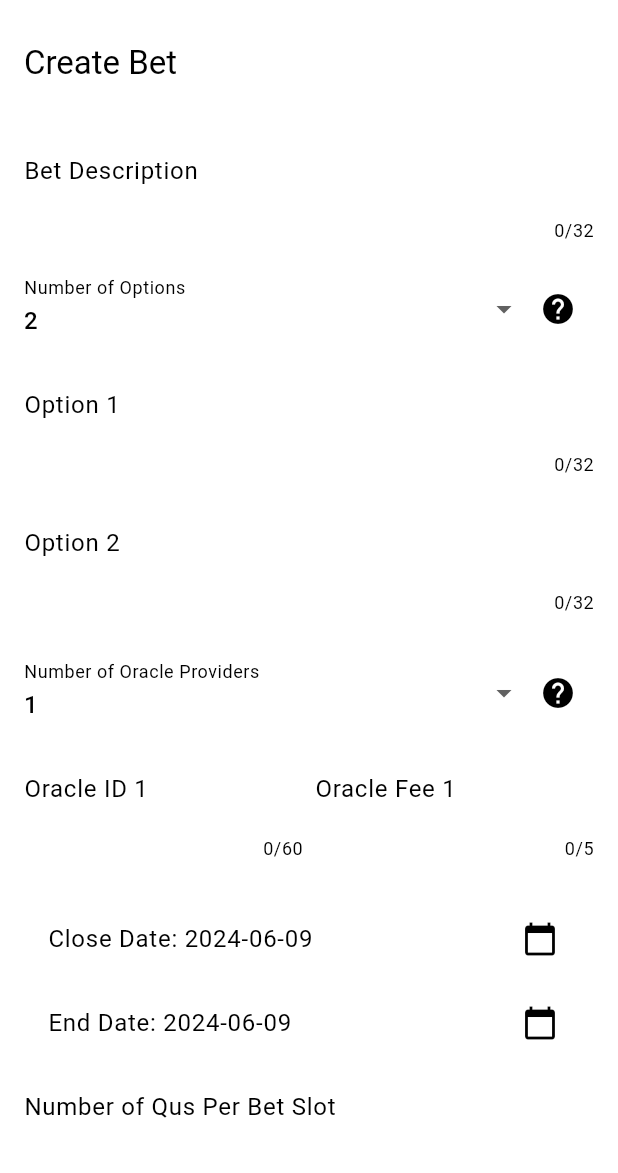
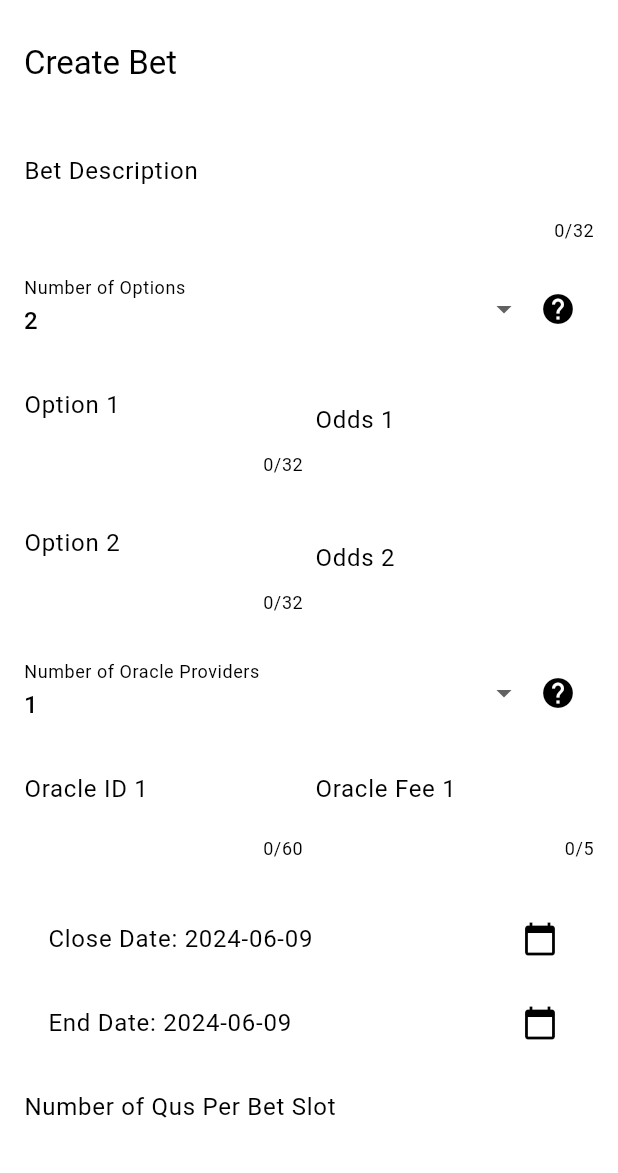
Before and after one commit to icyblob/betwebapp, a Flutter app: the screen it shows after launch, in the side drawer, after a tap on "Create Bet", on a phone screen of 412 x 824 dp, the part 63-1236 px from its top. Run offline on Flutter 3.47's test engine with Material 3 defaults, Android fonts, the phone set to English and light mode, and no system bars; network calls fail.

Commit message:
Create bet form has bet odd input

```diff
--- a/lib/create_bet_form.dart
+++ b/lib/create_bet_form.dart
@@ -21,6 +21,7 @@ class _CreateBetFormState extends State<CreateBetForm> {
   DateTime _closeDate = DateTime.now();
   DateTime _endDate = DateTime.now();
   List<TextEditingController> _optionControllers = [];
+  List<TextEditingController> _oddsControllers = []; // Betting odds controllers
   List<TextEditingController> _oracleIdControllers = [];
   List<TextEditingController> _oracleFeeControllers = [];
   final TextEditingController _numQusPerBetSlotController =
@@ -36,21 +37,19 @@ class _CreateBetFormState extends State<CreateBetForm> {
   }
 
   void _initializeOptionControllers() {
-    _optionControllers = List.generate(
+    _optionControllers =
+        List.generate(_numberOfOptions, (index) => TextEditingController());
+    _oddsControllers = List.generate(
       _numberOfOptions,
-      (index) => TextEditingController(),
-    );
+        (index) =>
+            TextEditingController()); // Initialize betting odds controllers
   }
 
   void _initializeOracleControllers() {
-    _oracleIdControllers = List.generate(
-      _numberOfOracles,
-      (index) => TextEditingController(),
-    );
-    _oracleFeeControllers = List.generate(
-      _numberOfOracles,
-      (index) => TextEditingController(),
-    );
+    _oracleIdControllers =
+        List.generate(_numberOfOracles, (index) => TextEditingController());
+    _oracleFeeControllers =
+        List.generate(_numberOfOracles, (index) => TextEditingController());
   }
 
   Future<void> _selectDate(BuildContext context, bool isCloseDate) async {
@@ -87,6 +86,9 @@ class _CreateBetFormState extends State<CreateBetForm> {
       'no_ops': _numberOfOptions,
       'option_desc':
           _optionControllers.map((controller) => controller.text).toList(),
+      'betting_odds': _oddsControllers
+          .map((controller) => controller.text)
+          .toList(), // Add betting odds
       'max_slot_per_option': _maxBetSlotsPerOptionController.text,
       'amount_per_bet_slot': _numQusPerBetSlotController.text,
       'open_date': DateFormat('yyyy-MM-dd').format(DateTime.now()),
@@ -265,6 +267,9 @@ class _CreateBetFormState extends State<CreateBetForm> {
                 children: List.generate(_numberOfOptions, (index) {
                   return Padding(
                     padding: const EdgeInsets.symmetric(vertical: 8.0),
+                    child: Row(
+                      children: [
+                        Expanded(
                     child: TextFormField(
                       controller: _optionControllers[index],
                       decoration: InputDecoration(
@@ -277,6 +282,22 @@ class _CreateBetFormState extends State<CreateBetForm> {
                       onChanged: (text) {
                         setState(() {});
                       },
+                    ),
+                        ),
+                        const SizedBox(width: 8.0),
+                        Expanded(
+                          child: TextFormField(
+                            controller: _oddsControllers[index],
+                            // Betting odds input
+                            decoration: InputDecoration(
+                              labelText: 'Odds ${index + 1}',
+                              hintText: 'Enter betting odds',
+                            ),
+                            keyboardType:
+                                TextInputType.numberWithOptions(decimal: true),
+                          ),
+                        ),
+                      ],
                     ),
                   );
                 }),
@@ -420,6 +441,10 @@ class _CreateBetFormState extends State<CreateBetForm> {
     for (var controller in _optionControllers) {
       controller.dispose();
     }
+    for (var controller in _oddsControllers) {
+      // Dispose odds controllers
+      controller.dispose();
+    }
     for (var controller in _oracleIdControllers) {
       controller.dispose();
     }
```
